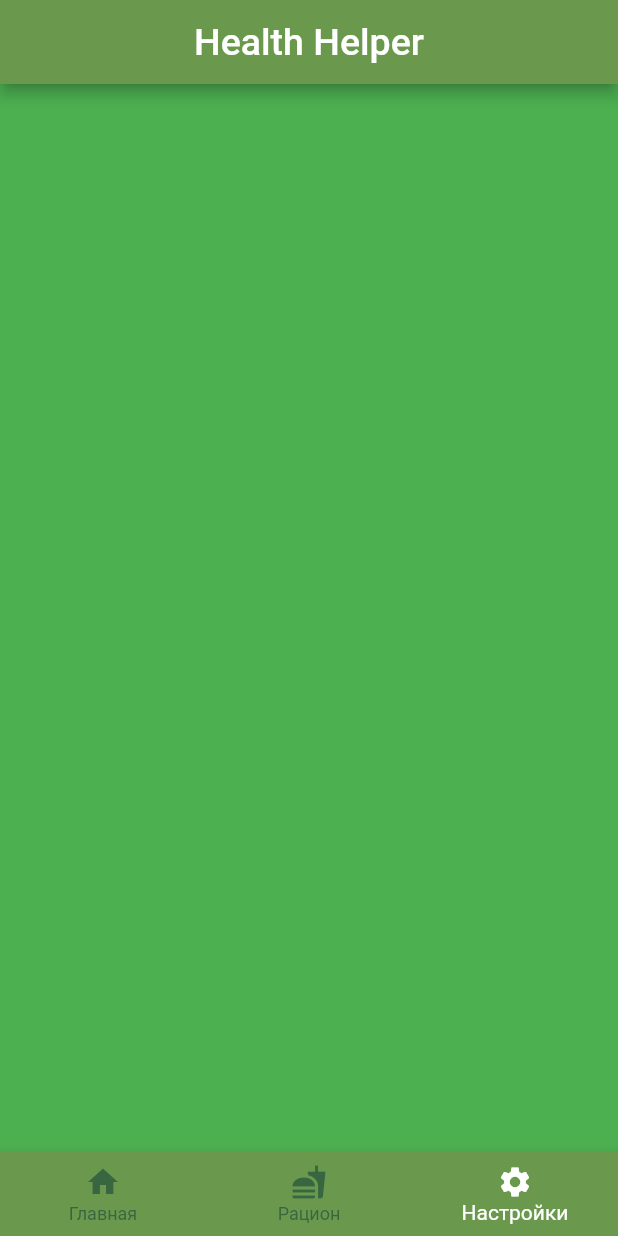
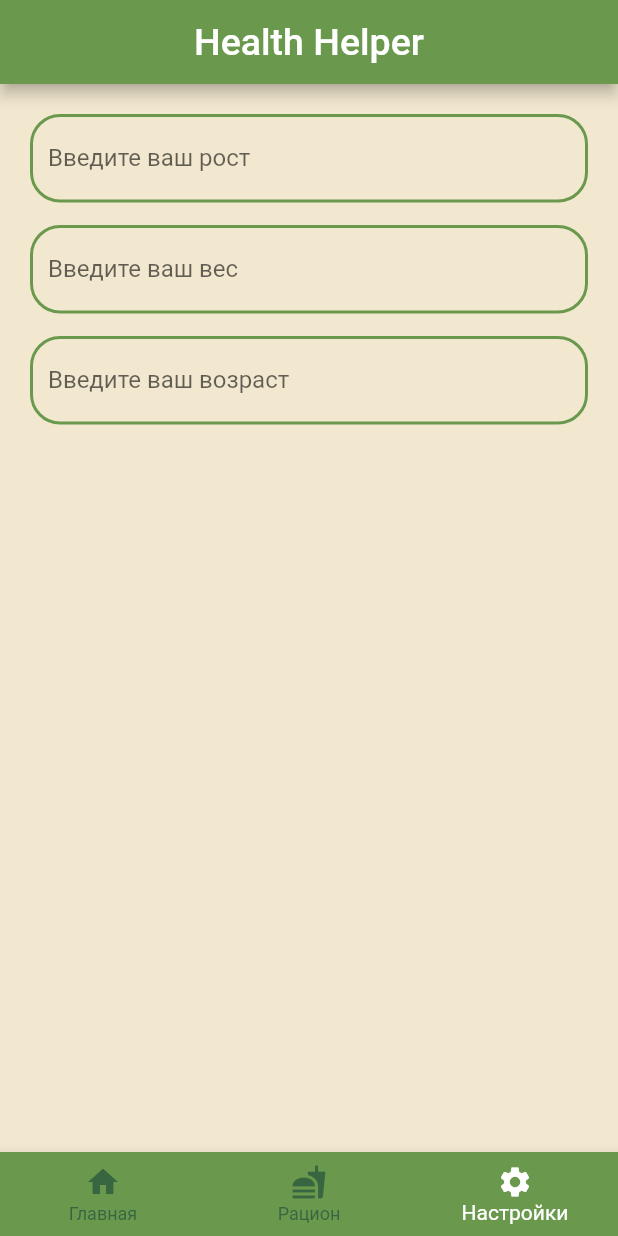
Before and after one commit to MrSolo501/Health-Helper, a Flutter app: the screen it shows after launch, item 3 of the bottom bar chosen, on a phone screen of 412 x 824 dp. Run offline on Flutter 3.47's test engine with Material 2 defaults, Android fonts, the phone set to English and light mode, and no system bars.

Commit message:
Обновил страницу настроек

```diff
--- a/lib/pages/settings.dart
+++ b/lib/pages/settings.dart
@@ -5,8 +5,61 @@ class SettingsScreenWidget extends StatelessWidget {
 
   @override
   Widget build(BuildContext context) {
-    return Container(
-      color: Colors.green,
+    return Column(
+      crossAxisAlignment: CrossAxisAlignment.start,
+      children: <Widget>[
+        Padding(
+          padding: const EdgeInsets.fromLTRB(20, 20, 20, 15),
+          child: TextFormField(
+            style: const TextStyle(color: Color.fromRGBO(56, 102, 65, 1)),
+            decoration: InputDecoration(
+              enabledBorder: OutlineInputBorder(
+                  borderRadius: BorderRadius.circular(20),
+                  borderSide: const BorderSide(
+                      width: 2.0, color: Color.fromRGBO(106, 153, 78, 1))),
+              focusedBorder: OutlineInputBorder(
+                  borderRadius: BorderRadius.circular(20),
+                  borderSide: const BorderSide(
+                      width: 3.0, color: Color.fromRGBO(167, 201, 87, 1))),
+              labelText: 'Введите ваш рост',
+            ),
+          ),
+        ),
+        Padding(
+          padding: const EdgeInsets.fromLTRB(20, 0, 20, 0),
+          child: TextFormField(
+            style: const TextStyle(color: Color.fromRGBO(56, 102, 65, 1)),
+            decoration: InputDecoration(
+              enabledBorder: OutlineInputBorder(
+                  borderRadius: BorderRadius.circular(20),
+                  borderSide: const BorderSide(
+                      width: 2.0, color: Color.fromRGBO(106, 153, 78, 1))),
+              focusedBorder: OutlineInputBorder(
+                  borderRadius: BorderRadius.circular(20),
+                  borderSide: const BorderSide(
+                      width: 3.0, color: Color.fromRGBO(167, 201, 87, 1))),
+              labelText: 'Введите ваш вес',
+            ),
+          ),
+        ),
+        Padding(
+          padding: const EdgeInsets.fromLTRB(20, 15, 20, 0),
+          child: TextFormField(
+            style: const TextStyle(color: Color.fromRGBO(56, 102, 65, 1)),
+            decoration: InputDecoration(
+              enabledBorder: OutlineInputBorder(
+                  borderRadius: BorderRadius.circular(20),
+                  borderSide: const BorderSide(
+                      width: 2.0, color: Color.fromRGBO(106, 153, 78, 1))),
+              focusedBorder: OutlineInputBorder(
+                  borderRadius: BorderRadius.circular(20),
+                  borderSide: const BorderSide(
+                      width: 3.0, color: Color.fromRGBO(167, 201, 87, 1))),
+              labelText: 'Введите ваш возраст',
+            ),
+          ),
+        ),
+      ],
     );
   }
 }
```
